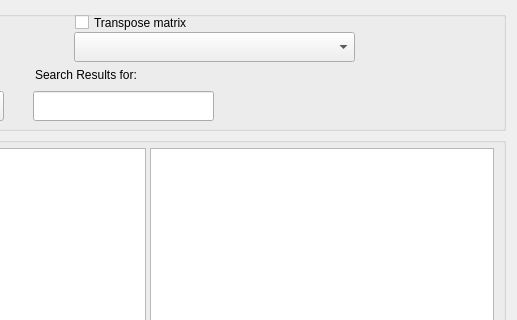
This is GUI_UIs/ui_dialog_report_codings.ui in ccbogel/QualCoder as Qt 5 draws it before an edit; both pictures show x 568 to 1085 and y 0 to 320 of the 1085 by 580 pixel window. The edited form follows.
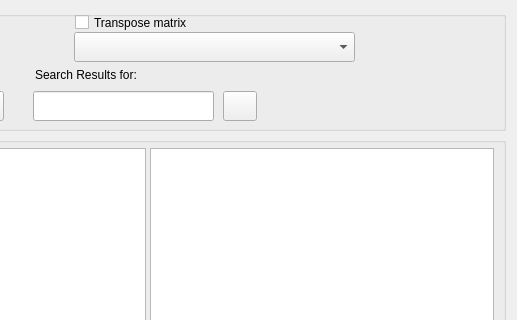
This is the edited form.

```diff
--- a/GUI_UIs/ui_dialog_report_codings.ui
+++ b/GUI_UIs/ui_dialog_report_codings.ui
@@ -333,6 +333,22 @@
        <bool>true</bool>
       </property>
      </widget>
+     <widget class="QPushButton" name="pushButton_search_next">
+      <property name="geometry">
+       <rect>
+        <x>780</x>
+        <y>80</y>
+        <width>34</width>
+        <height>30</height>
+       </rect>
+      </property>
+      <property name="toolTip">
+       <string>Search for next occurence in results</string>
+      </property>
+      <property name="text">
+       <string/>
+      </property>
+     </widget>
     </widget>
    </item>
    <item>
```
